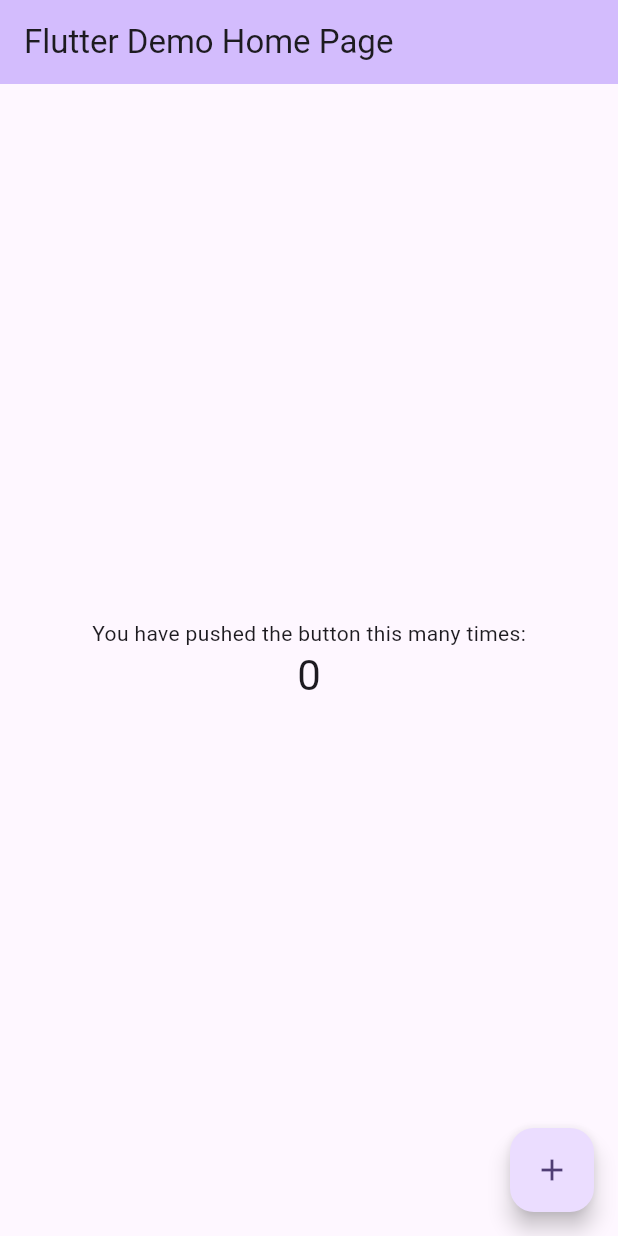
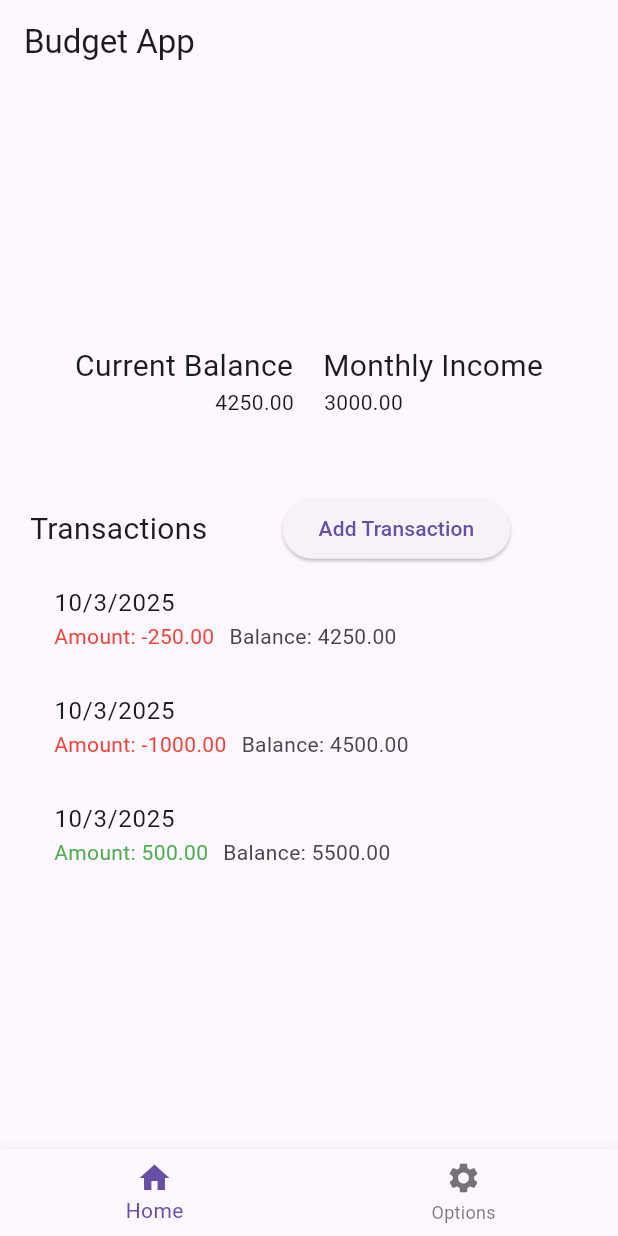
Before and after one commit to kravitzhillary/Budget_Buddy, a Flutter app: the screen it shows after launch, on a phone screen of 412 x 824 dp. Run offline on Flutter 3.47's test engine with Material 3 defaults, Android fonts, the phone set to English and light mode, and no system bars.

Commit message:
pushing files

```diff
--- a/lib/main.dart
+++ b/lib/main.dart
@@ -1,122 +1,239 @@
+import 'package:budget_buddy/AddTransactionScreen.dart';
+import 'package:budget_buddy/OptionScreen.dart';
 import 'package:flutter/material.dart';
-
-void main() {
-  runApp(const MyApp());
-}
 
 class MyApp extends StatelessWidget {
   const MyApp({super.key});
 
-  // This widget is the root of your application.
   @override
   Widget build(BuildContext context) {
-    return MaterialApp(
-      title: 'Flutter Demo',
-      theme: ThemeData(
-        // This is the theme of your application.
-        //
-        // TRY THIS: Try running your application with "flutter run". You'll see
-        // the application has a purple toolbar. Then, without quitting the app,
-        // try changing the seedColor in the colorScheme below to Colors.green
-        // and then invoke "hot reload" (save your changes or press the "hot
-        // reload" button in a Flutter-supported IDE, or press "r" if you used
-        // the command line to start the app).
-        //
-        // Notice that the counter didn't reset back to zero; the application
-        // state is not lost during the reload. To reset the state, use hot
-        // restart instead.
-        //
-        // This works for code too, not just values: Most code changes can be
-        // tested with just a hot reload.
-        colorScheme: ColorScheme.fromSeed(seedColor: Colors.deepPurple),
+    const String appTitle = 'Budget App';
+    return MaterialApp(title: appTitle, home: MainPage());
+  }
+}
+
+class MainPage extends StatefulWidget {
+  const MainPage({super.key});
+
+  @override
+  State<MainPage> createState() {
+    return new _MainPageState();
+  }
+}
+
+/*
+
+    Hardcoded Data:
+      - runningBalance: 5000.0 (double) | manually entered at start
+      - monthlyIncome: 3000.0 (double) | manually entered
+      - transactions: [
+            {date: 10/3/2025, amount: -250.0},
+            {date: 10/3/2025, amount: -1000.0},
+            {date: 10/3/2025, amount: 500.0}
+          ] (List<String>)
+      - currentSavings: 1000.0 (double)
+      - savingsPerMonth: 500.0 (double)
+*/
+
+class _MainPageState extends State<MainPage> {
+  double _runningBalance = 4250.0; // (double) | manually entered at start
+  double _monthlyIncome = 3000.0; // (double) | manually entered
+  List<Map<String, dynamic>> _transactions = [
+    {"date": "10/3/2025", "amount": -250.0, "balanceStamp": 4250.0},
+    {"date": "10/3/2025", "amount": -1000.0, "balanceStamp": 4500.0},
+    {"date": "10/3/2025", "amount": 500.0, "balanceStamp": 5500.0},
+  ]; //  (List<String>)
+  double _currentSavings = 1000.0; //  (double)
+  double _savingsPerMonth = 500.0; // (double)
+
+  int _currentIndex = 0;
+
+  /*
+    Add transaction will append to our list of transactions
+    It will also decrement and incremenet our runningBalance
+  */
+  void _navigateToAddTransactionScreen() async {
+    Map<String, dynamic>? response = await Navigator.of(context).push(
+      MaterialPageRoute(builder: (context) => const AddTransactionScreen()),
+    );
+
+    if (response == null) {
+      return;
+    }
+
+    try {
+      final newTransaction = Map<String, dynamic>.from(response);
+      final double amount = newTransaction["amount"];
+      newTransaction["balanceStamp"] = (_runningBalance + amount);
+
+      setState(() {
+        _transactions.insert(0, newTransaction);
+        _runningBalance +=
+            newTransaction["amount"]; // if amount is negative, it will subtract, if positive, it will add
+      });
+    } catch (e) {
+      throw Error();
+    }
+  }
+
+  void _navigateToOptionScreen() async {
+    Map<String, dynamic>? response = await Navigator.of(context).push(
+      MaterialPageRoute(
+        builder: (context) => OptionScreen(
+          monthlyIncome: _monthlyIncome,
+          savingsPerMonth: _savingsPerMonth,
+        ),
       ),
-      home: const MyHomePage(title: 'Flutter Demo Home Page'),
+    );
+
+    if (response == null) {
+      return;
+    }
+
+    try {
+      setState(() {
+        _monthlyIncome = response["monthlyIncome"];
+        _savingsPerMonth = response["savingPerMonth"];
+        _currentIndex = 0;
+      });
+    } catch (e) {
+      throw Error();
+    }
+  }
+
+  void _updateIndex(int index) {
+    if (index == 1) {
+      setState(() {
+        _currentIndex = index;
+      });
+
+      _navigateToOptionScreen();
+    }
+  }
+
+  @override
+  Widget build(BuildContext context) {
+    const String appTitle = 'Budget App';
+    return new Scaffold(
+      appBar: new AppBar(title: const Text(appTitle)),
+      body: Center(
+        child: new Container(
+          padding: const EdgeInsets.all(20.0),
+          child: Column(
+            mainAxisAlignment: MainAxisAlignment.center,
+            children: <Widget>[
+              Column(
+                mainAxisAlignment: MainAxisAlignment.center,
+                children: <Widget>[
+                  Row(
+                    mainAxisAlignment: MainAxisAlignment.center,
+                    children: [
+                      const Text(
+                        'Current Balance',
+                        style: TextStyle(fontSize: 20),
+                      ),
+                      const SizedBox(
+                        width: 20,
+                      ), // This should display our current balance/savings
+                      const Text(
+                        'Monthly Income',
+                        style: TextStyle(fontSize: 20),
+                      ),
+                      const SizedBox(height: 20),
+                    ],
+                  ),
+                  Row(
+                    mainAxisAlignment: MainAxisAlignment.center,
+                    children: [
+                      Text(_runningBalance.toStringAsFixed(2)),
+                      const SizedBox(
+                        width: 20,
+                      ), // This should display our current balance/savings
+                      Text(_monthlyIncome.toStringAsFixed(2)),
+                      const SizedBox(height: 20),
+                    ],
+                  ),
+                ],
+              ),
+              Padding(
+                padding: const EdgeInsets.only(top: 50.0),
+                child: Column(
+                  crossAxisAlignment: CrossAxisAlignment.start,
+                  children: [
+                    Row(
+                      children: [
+                        const Text(
+                          'Transactions',
+                          style: TextStyle(fontSize: 20),
+                        ),
+                        SizedBox(width: 50),
+                        ElevatedButton(
+                          onPressed: () {
+                            _navigateToAddTransactionScreen();
+                          },
+                          child: const Text('Add Transaction'),
+                        ),
+                      ],
+                    ),
+                    _transactions.isEmpty
+                        ? const Text('No Transactions')
+                        : ListView.builder(
+                            shrinkWrap: true,
+                            physics: const NeverScrollableScrollPhysics(),
+                            itemCount: _transactions.length,
+                            itemBuilder: (context, index) {
+                              final transaction = _transactions[index];
+                              return ListTile(
+                                title: Text(transaction['date'].toString()),
+                                subtitle: Row(
+                                  children: [
+                                    Text(
+                                      'Amount: ${transaction['amount'].toStringAsFixed(2)}',
+                                      style: TextStyle(
+                                        color: transaction['amount'] < 0
+                                            ? Colors.red
+                                            : Colors.green,
+                                      ),
+                                    ),
+                                    SizedBox(width: 10),
+                                    Text(
+                                      'Balance: ${transaction['balanceStamp'].toStringAsFixed(2)}',
+                                    ),
+                                  ],
+                                ),
+                              );
+                            },
+                          ),
+                    // This should display all of our transactions | Listview Builder
+                  ],
+                ),
+              ),
+            ],
+          ),
+        ),
+      ),
+      bottomNavigationBar: BottomNavigationBar(
+        items: const <BottomNavigationBarItem>[
+          BottomNavigationBarItem(
+            icon: Icon(Icons.home),
+            label: 'Home',
+          ), // index 0
+          BottomNavigationBarItem(
+            icon: Icon(Icons.settings),
+            label: 'Options',
+          ), // index 1
+        ],
+        // Add onTap handler and currentIndex for interactivity
+        currentIndex: _currentIndex,
+        onTap: _updateIndex,
+      ),
     );
   }
 }
 
-class MyHomePage extends StatefulWidget {
-  const MyHomePage({super.key, required this.title});
-
-  // This widget is the home page of your application. It is stateful, meaning
-  // that it has a State object (defined below) that contains fields that affect
-  // how it looks.
-
-  // This class is the configuration for the state. It holds the values (in this
-  // case the title) provided by the parent (in this case the App widget) and
-  // used by the build method of the State. Fields in a Widget subclass are
-  // always marked "final".
-
-  final String title;
-
-  @override
-  State<MyHomePage> createState() => _MyHomePageState();
-}
-
-class _MyHomePageState extends State<MyHomePage> {
-  int _counter = 0;
-
-  void _incrementCounter() {
-    setState(() {
-      // This call to setState tells the Flutter framework that something has
-      // changed in this State, which causes it to rerun the build method below
-      // so that the display can reflect the updated values. If we changed
-      // _counter without calling setState(), then the build method would not be
-      // called again, and so nothing would appear to happen.
-      _counter++;
-    });
-  }
-
-  @override
-  Widget build(BuildContext context) {
-    // This method is rerun every time setState is called, for instance as done
-    // by the _incrementCounter method above.
-    //
-    // The Flutter framework has been optimized to make rerunning build methods
-    // fast, so that you can just rebuild anything that needs updating rather
-    // than having to individually change instances of widgets.
-    return Scaffold(
-      appBar: AppBar(
-        // TRY THIS: Try changing the color here to a specific color (to
-        // Colors.amber, perhaps?) and trigger a hot reload to see the AppBar
-        // change color while the other colors stay the same.
-        backgroundColor: Theme.of(context).colorScheme.inversePrimary,
-        // Here we take the value from the MyHomePage object that was created by
-        // the App.build method, and use it to set our appbar title.
-        title: Text(widget.title),
-      ),
-      body: Center(
-        // Center is a layout widget. It takes a single child and positions it
-        // in the middle of the parent.
-        child: Column(
-          // Column is also a layout widget. It takes a list of children and
-          // arranges them vertically. By default, it sizes itself to fit its
-          // children horizontally, and tries to be as tall as its parent.
-          //
-          // Column has various properties to control how it sizes itself and
-          // how it positions its children. Here we use mainAxisAlignment to
-          // center the children vertically; the main axis here is the vertical
-          // axis because Columns are vertical (the cross axis would be
-          // horizontal).
-          //
-          // TRY THIS: Invoke "debug painting" (choose the "Toggle Debug Paint"
-          // action in the IDE, or press "p" in the console), to see the
-          // wireframe for each widget.
-          mainAxisAlignment: MainAxisAlignment.center,
-          children: <Widget>[
-            const Text('You have pushed the button this many times:'),
-            Text(
-              '$_counter',
-              style: Theme.of(context).textTheme.headlineMedium,
-            ),
-          ],
-        ),
-      ),
-      floatingActionButton: FloatingActionButton(
-        onPressed: _incrementCounter,
-        tooltip: 'Increment',
-        child: const Icon(Icons.add),
-      ), // This trailing comma makes auto-formatting nicer for build methods.
-    );
-  }
-}
+/*
+  We render the MyApp element which surrounds
+  MainPage with a MaterialApp widget
+  This allows us to use Navigation FROM the MainPage.
+*/
+void main() => runApp(const MyApp());
```
Also changed, not shown: lib/AddTransactionScreen.dart (added, +75 -0 lines), lib/OptionScreen.dart (added, +81 -0 lines), 1 other file.
